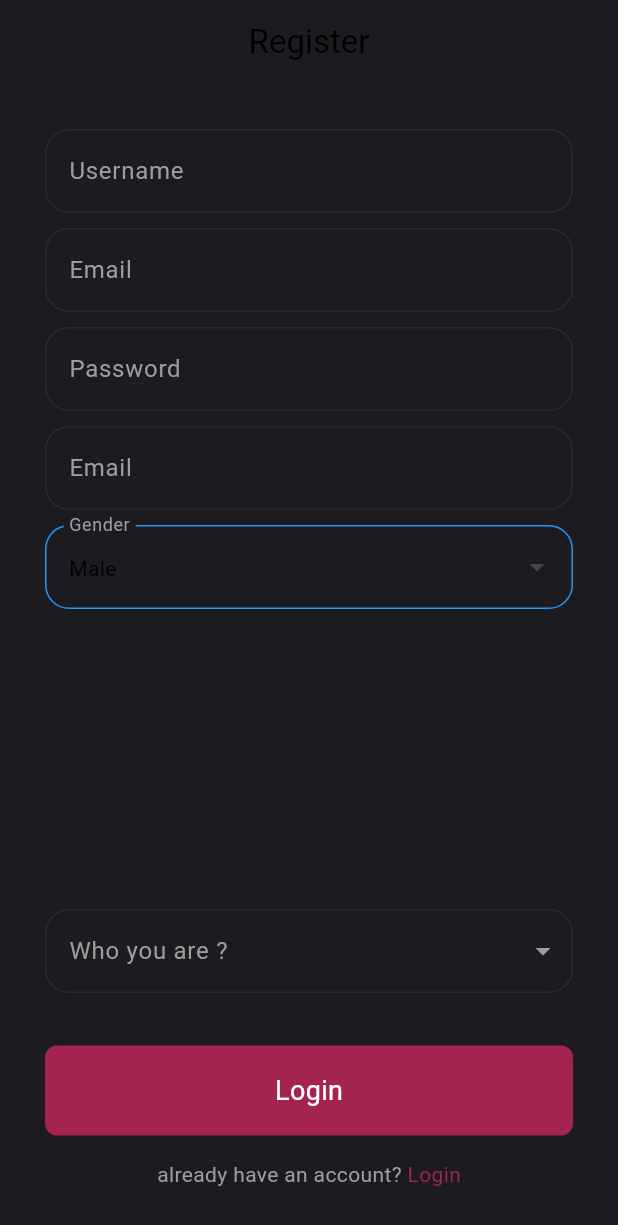
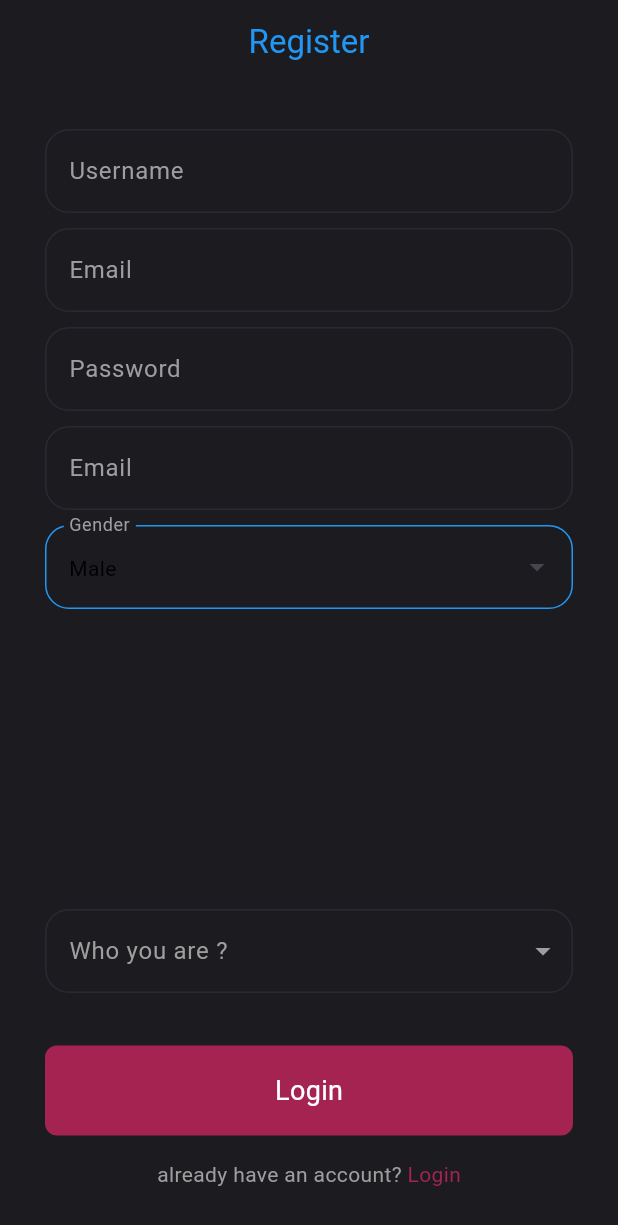
Before and after one commit to majdmari/fixit, a Flutter app: the RegisterScreen screen opened by its route, on a phone screen of 412 x 824 dp. Shown: the top 1225 px of the screen. Run offline on Flutter 3.47's test engine with Material 3 defaults, Android fonts, the phone set to English and light mode, and no system bars.

Commit message:
register color

```diff
--- a/lib/screens/register_screen.dart
+++ b/lib/screens/register_screen.dart
@@ -20,7 +20,7 @@ class _RegisterScreenState extends State<RegisterScreen> {
         automaticallyImplyLeading: false,
         title: Text(
           'Register',
-          style: TextStyle(color: Colors.black),
+          style: TextStyle(color: Colors.blue),
         ),
         backgroundColor: Colors.transparent,
         elevation: 0,
```
